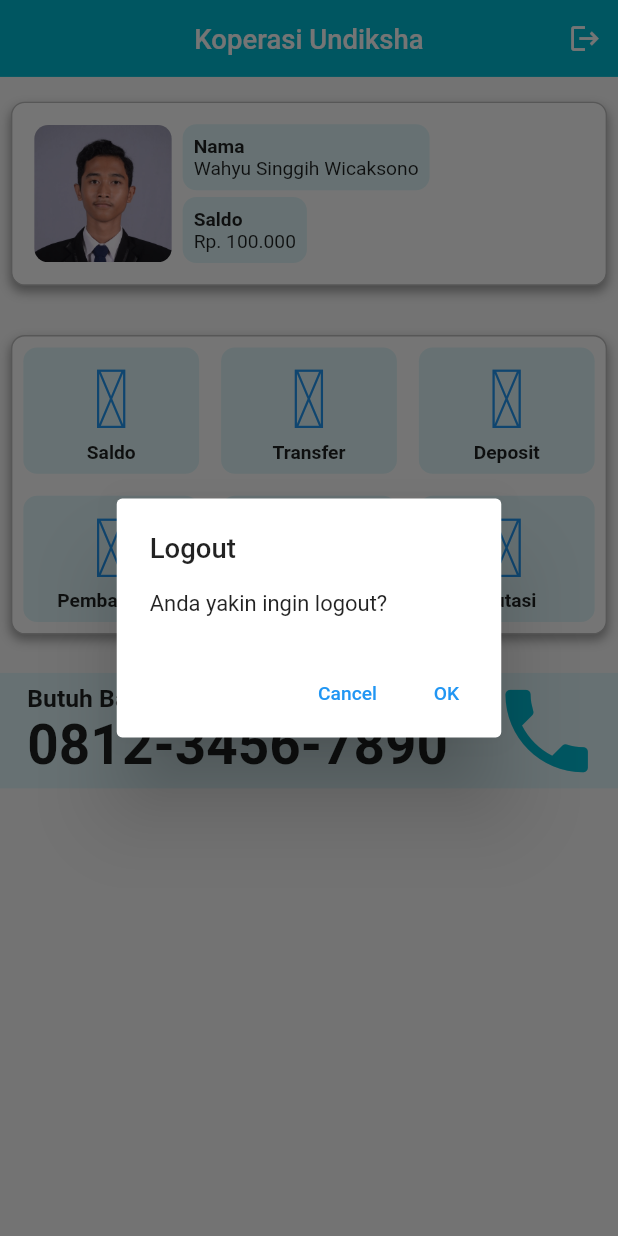
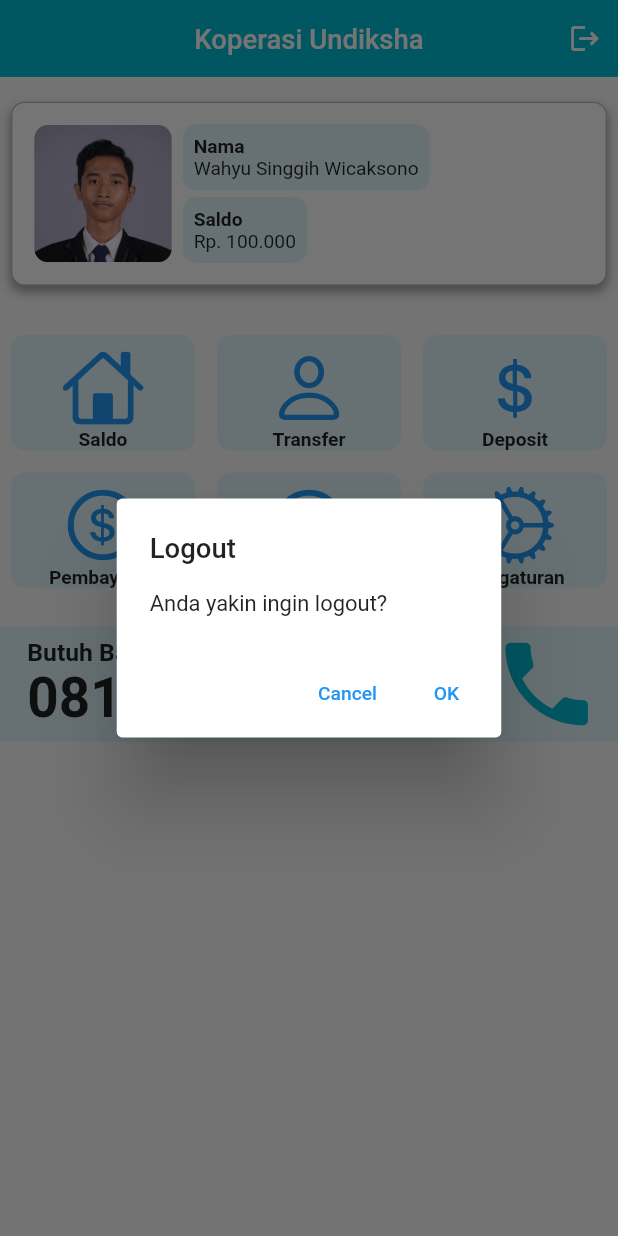
Before and after one commit to wahyusinggihw/ibundiksha, a Flutter app: the screen it shows after launch, after a tap on the "logout" icon, on a phone screen of 412 x 824 dp. Run offline on Flutter 3.47's test engine with Material 2 defaults, Android fonts, the phone set to English and light mode, and no system bars; our stand-ins replace material_design_icons_flutter, responsive_framework; missing offline and left inert: dart:html.

Commit message:
changing menu to grid view and list

```diff
--- a/lib/screens/home.dart
+++ b/lib/screens/home.dart
@@ -1,5 +1,6 @@
 import 'package:flutter/material.dart';
 import 'package:ibundiksha/widgets/appbar.dart';
+import 'package:ibundiksha/widgets/list_menu.dart';
 import 'package:ibundiksha/widgets/menu_home.dart';
 import 'package:material_design_icons_flutter/material_design_icons_flutter.dart';
 import 'package:ibundiksha/widgets/dialogs.dart';
@@ -97,35 +98,23 @@
             const SizedBox(
               height: 20,
             ),
-            Padding(
-              padding: const EdgeInsets.all(8.0),
-              child: mainContainer(
-                context,
-                // width: MediaQuery.of(context).size.width - 20,
-                child: Table(
-                  children: [
-                    TableRow(
-                      children: [
-                        menuGrid(context, 'Saldo', MdiIcons.wallet, '/saldo'),
-                        menuGrid(context, 'Transfer', MdiIcons.bankTransferOut,
-                            '/transaksi'),
-                        menuGrid(
-                            context, 'Deposit', MdiIcons.cashPlus, '/deposit'),
-                      ],
-                    ),
-                    TableRow(
-                      children: [
-                        menuGrid(context, 'Pembayaran',
-                            MdiIcons.creditCardOutline, '/pembayaran'),
-                        menuGrid(context, 'Pinjaman', MdiIcons.handCoinOutline,
-                            '/pinjaman'),
-                        menuGrid(context, 'Mutasi',
-                            MdiIcons.creditCardRefundOutline, '/mutasi'),
-                      ],
-                    ),
-                  ],
-                ),
+            GridView.builder(
+              shrinkWrap: true,
+              physics: const NeverScrollableScrollPhysics(),
+              itemCount: menus.length,
+              gridDelegate: const SliverGridDelegateWithFixedCrossAxisCount(
+                crossAxisCount: 3,
+                childAspectRatio: 1.5,
               ),
+              itemBuilder: (context, index) {
+                Menus menu = menus[index];
+                return menuGrid(
+                  context,
+                  menu.title,
+                  menu.icon,
+                  menu.routeScreen,
+                );
+              },
             ),
             const SizedBox(
               height: 20,
--- /dev/null
+++ b/lib/widgets/list_menu.dart
@@ -0,0 +1,83 @@
+import 'package:flutter/cupertino.dart';
+import 'package:ibundiksha/router/route_list.dart';
+
+class Menus {
+  final title;
+  final icon;
+  final routeScreen;
+
+  const Menus({this.title, this.icon, this.routeScreen});
+}
+
+final List<Menus> menus = _menus
+    .map((e) => Menus(
+        title: e['title'], icon: e['icon'], routeScreen: e['routeScreen']))
+    .toList(growable: false);
+
+// list of single menu
+final List<Map<String, Object>> _menus = [
+  {
+    'title': 'Saldo',
+    'icon': CupertinoIcons.home,
+    'routeScreen': '/saldo',
+  },
+  {
+    'title': 'Transfer',
+    'icon': CupertinoIcons.person,
+    'routeScreen': routeTransaksiScreen,
+  },
+  {
+    'title': 'Deposit',
+    'icon': CupertinoIcons.money_dollar,
+    'routeScreen': '/deposit',
+  },
+  {
+    'title': 'Pembayaran',
+    'icon': CupertinoIcons.money_dollar_circle,
+    'routeScreen': '/pembayaran',
+  },
+  {
+    'title': 'Angsuran',
+    'icon': CupertinoIcons.money_dollar_circle,
+    'routeScreen': '/pinjaman',
+  },
+  {
+    'title': 'Pengaturan',
+    'icon': CupertinoIcons.settings,
+    'routeScreen': '/mutasi',
+  },
+];
+
+// // list widget
+// List<Menus> menus = [
+//   Menus(
+//     title: "Home",
+//     icon: CupertinoIcons.home,
+//     routeScreen: "/home",
+//   ),
+//   Menus(
+//     title: "Profile",
+//     icon: CupertinoIcons.person,
+//     routeScreen: "/profile",
+//   ),
+//   Menus(
+//     title: "Simpanan",
+//     icon: CupertinoIcons.money_dollar_circle,
+//     routeScreen: "/simpanan",
+//   ),
+//   Menus(
+//     title: "Pinjaman",
+//     icon: CupertinoIcons.money_dollar_circle,
+//     routeScreen: "/pinjaman",
+//   ),
+//   Menus(
+//     title: "Angsuran",
+//     icon: CupertinoIcons.money_dollar_circle,
+//     routeScreen: "/angsuran",
+//   ),
+//   Menus(
+//     title: "Pengaturan",
+//     icon: CupertinoIcons.settings,
+//     routeScreen: "/pengaturan",
+//   )
+// ];
--- a/lib/widgets/menu_home.dart
+++ b/lib/widgets/menu_home.dart
@@ -124,4 +124,7 @@
       ),
     );
   }
+
+  // list widget
+
 }
```
